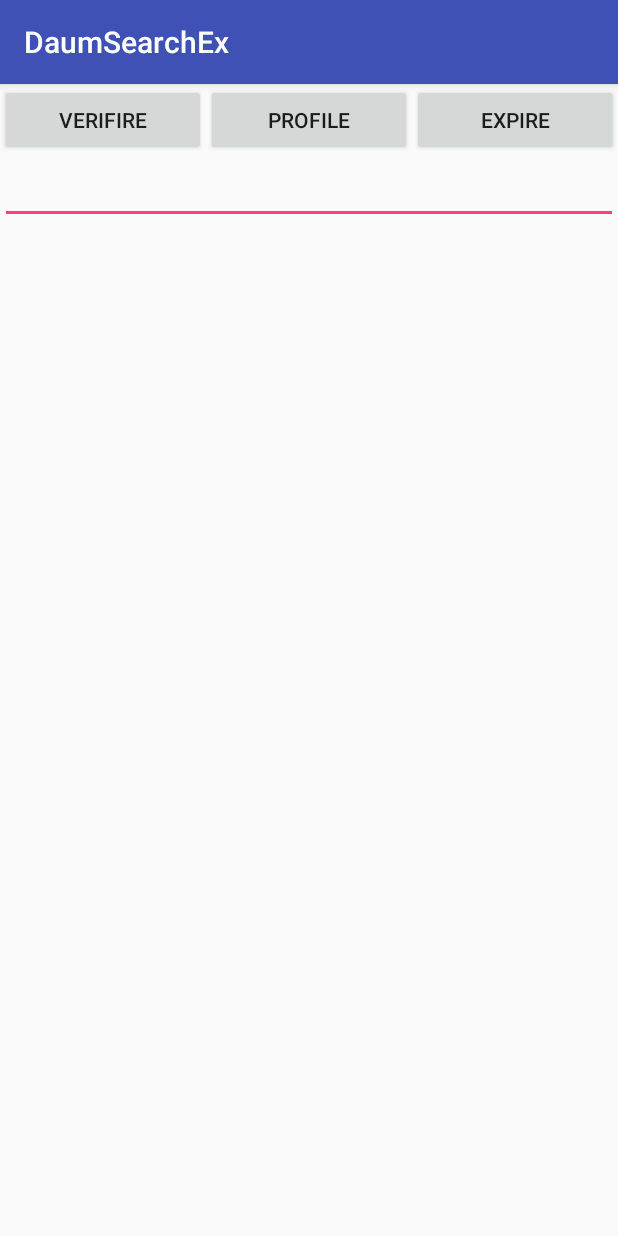
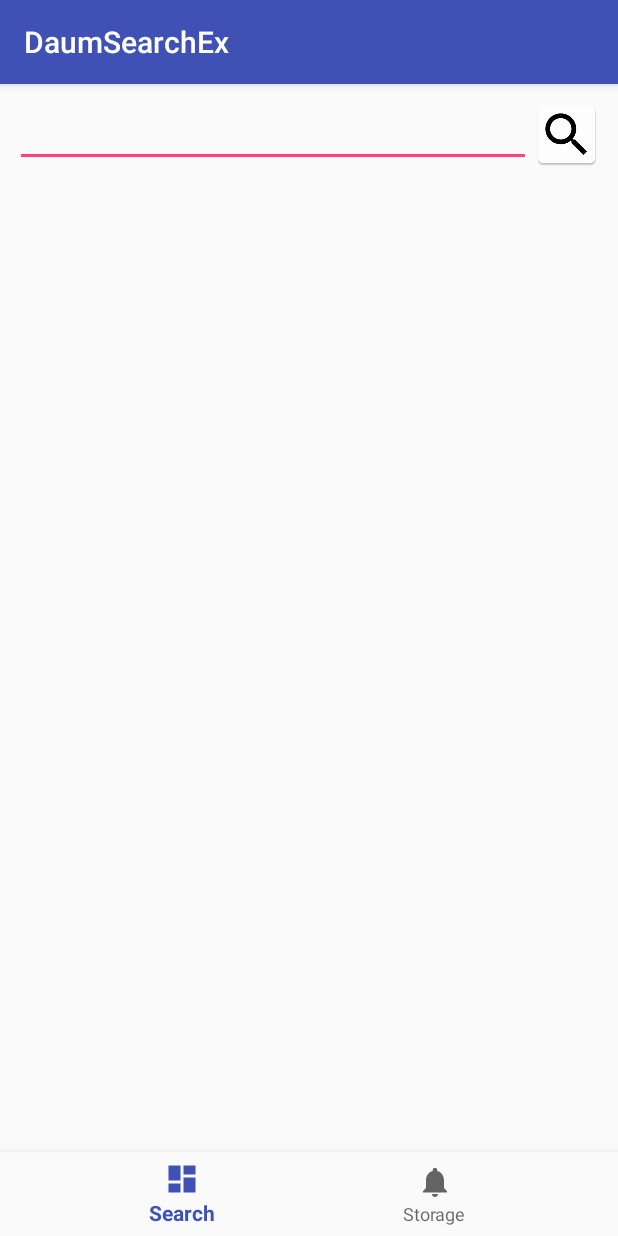
Before and after one commit to PPakYong/DaumSearchEx, an Android app: the screen it shows after launch (AuthActivity before the commit, MainActivity after it), on a phone screen of 412 x 824 dp. Run offline under Robolectric (Android 15) with nearby library versions, the phone set to English and light mode, and no system bars; our stand-ins replace ButterKnife; 1 statement that could not run was skipped.

```diff
--- a/app/src/main/java/com/yhpark/daumsearchex/AuthActivity.java
+++ /dev/null
@@ -1,137 +0,0 @@
-package com.yhpark.daumsearchex;
-
-import android.content.Intent;
-import android.net.Uri;
-import android.os.Bundle;
-import android.support.v7.app.AppCompatActivity;
-import android.view.View;
-import android.widget.Button;
-import android.widget.ScrollView;
-import android.widget.TextView;
-
-import net.daum.mf.oauth.MobileOAuthLibrary;
-import net.daum.mf.oauth.OAuthError;
-
-import butterknife.BindView;
-import butterknife.ButterKnife;
-
-/**
- * Created by ppyh0 on 2017-04-12.
- */
-
-public class AuthActivity extends AppCompatActivity {
-    @BindView(R.id.verify)
-    Button verify;
-    @BindView(R.id.profile)
-    Button profile;
-    @BindView(R.id.expire)
-    Button expire;
-    @BindView(R.id.tv_log)
-    TextView tvLog;
-    @BindView(R.id.sv_log)
-    ScrollView svLog;
-
-    @Override
-    public void onCreate(Bundle savedInstanceState) {
-        super.onCreate(savedInstanceState);
-        setContentView(R.layout.activity_auth);
-        ButterKnife.bind(this);
-
-        MobileOAuthLibrary.getInstance().initialize(this, Constants.CLIENT_ID); // OAuth 라이브러리 초기화.
-
-        tvLog = (TextView) findViewById(R.id.tv_log); // 로그를 보여줄 View
-
-        Button verify = (Button) findViewById(R.id.verify);
-        verify.setOnClickListener(new View.OnClickListener() {
-            @Override
-            public void onClick(View v) {
-                // access token 발급받기.
-                MobileOAuthLibrary.getInstance().authorize(AuthActivity.this, oAuthListener);
-            }
-        });
-
-        Button profile = (Button) findViewById(R.id.profile);
-        profile.setOnClickListener(new View.OnClickListener() {
-            @Override
-            public void onClick(View v) {
-                // oauth 2.0 을 지원하는 profile API 사용하기
-                MobileOAuthLibrary.getInstance().requestResourceWithPath(getApplicationContext(),
-                        oAuthListener, "/user/v1/show.json");
-            }
-        });
-
-        Button expire = (Button) findViewById(R.id.expire);
-        expire.setOnClickListener(new View.OnClickListener() {
-            @Override
-            public void onClick(View v) {
-                // access token 만료처리하기.
-                MobileOAuthLibrary.getInstance().expireAuthorization();
-                if (MobileOAuthLibrary.getInstance().isAuthorized()) {
-                    tvLog.append("expire fail");
-                } else {
-                    tvLog.append("expire success");
-                }
-            }
-        });
-
-        // 인증 진행중 Activity가 내려간 경우를 위해 여기서도 처리해준다.
-        Uri uri = getIntent().getData();
-        if (uri != null) {
-            // authorize() 호출 후에 url scheme을 통해 callback이 들어온다.
-            MobileOAuthLibrary.getInstance().handleUrlScheme(uri);
-        }
-    }
-
-    @Override
-    protected void onNewIntent(Intent intent) {
-        super.onNewIntent(intent);
-
-        Uri uri = intent.getData();
-        if (uri != null) {
-            // authorize() 호출 후에 url scheme을 통해 callback이 들어온다.
-            MobileOAuthLibrary.getInstance().handleUrlScheme(uri);
-        }
-    }
-
-    MobileOAuthLibrary.OAuthListener oAuthListener = new MobileOAuthLibrary.OAuthListener() {
-        @Override
-        public void onAuthorizeSuccess() {
-            tvLog.append("onAuthorizeSuccess");
-        }
-
-        @Override
-        public void onAuthorizeFail(OAuthError.OAuthErrorCodes errorCode, String errorMessage) {
-            tvLog.append("onAuthorizeFail : " + errorMessage);
-            if (errorCode.equals(OAuthError.OAuthErrorCodes.OAuthErrorInvalidAuthorizationRequest)) {
-                // 파라미터를 잘못 사용한 경우.
-            } else if (errorCode.equals(OAuthError.OAuthErrorCodes.OAuthErrorUnauthorizedClient)) {
-                // 승인되지 않은 Client ID 를 사용한 경우         } else if (errorCode.equals(OAuthError.OAuthErrorCodes.OAuthErrorAccessDenied)) {
-                // 사용자가 승인 페이지에서 "취소"를 누른 경우         } else if (errorCode.equals(OAuthError.OAuthErrorCodes.OAuthErrorUnsupportedResponseType)) {
-                // 지원되지 않는 인증방식을 사용한 경우         } else if (errorCode.equals(OAuthError.OAuthErrorCodes.OAuthErrorInvalidScope)) {
-                // 유효한 권한 요청이 아닌 경우.
-            }
-        }
-
-        @Override
-        public void onRequestResourceSuccess(String response) {
-            // 결과 피싱은 앱에서 담당한다.
-            tvLog.append("onRequestResourceSuccess : " + response);
-        }
-
-        @Override
-        public void onRequestResourceFail(OAuthError.OAuthErrorCodes errorCode, String errorMessage) {
-            tvLog.append("onRequestResourceFail : " + errorMessage);
-            if (errorCode.equals(OAuthError.OAuthErrorCodes.OAuthErrorInvalidToken)) {
-                // access token 이 없거나 만료처리된 경우 or 401 에러             // authorize() 를 통해 다시 access token을 발급 받아야함.
-            } else if (errorCode.equals(OAuthError.OAuthErrorCodes.OAuthErrorInvalidResourceRequest)) {
-                // 서버와 통신중 400 에러가 발생한 경우         } else if (errorCode.equals(OAuthError.OAuthErrorCodes.OAuthErrorInsufficientScope)) {
-                // 서버와 통신중 403 에러가 발생한 경우         } else if (errorCode.equals(OAuthError.OAuthErrorCodes.OAuthErrorServiceNotFound)) {
-                // 서버와 통신중 404 에러가 발생한 경우         } else if (errorCode.equals(OAuthError.OAuthErrorCodes.OAuthErrorNetwork)) {
-                // 현재 휴대폰의 네트워크를 이용할 수 없는 경우         } else if (errorCode.equals(OAuthError.OAuthErrorCodes.OAuthErrorServer)) {
-                // 서버쪽에서 에러가 발생하는 경우             // 서버 페이지에 문제가 있는 경우이므로 api 담당자와 얘기해야함.
-            } else if (errorCode.equals(OAuthError.OAuthErrorCodes.OAuthErrorUnknown)) {
-                // 서버와 통신중 그 외 알수 없는 에러가 발생한 경우.
-            }
-        }
-    };
-}
--- a/app/src/main/java/com/yhpark/daumsearchex/Constants.java
+++ b/app/src/main/java/com/yhpark/daumsearchex/Constants.java
@@ -6,7 +6,7 @@ package com.yhpark.daumsearchex;
 
 public class Constants {
     public final static String CLIENT_ID = "3712649264947650423";
-    public final static String API_KEY = "3c70caa7553032ce1ea4040740fc8748";
+    public final static String API_KEY = "2fbfd1feba533953d7e0fd83ea5b7489";
 
     public final static String SORT_ACCU = "accu";
     public final static String SORT_DATE = "date";
--- a/app/src/main/java/com/yhpark/daumsearchex/MainActivity.java
+++ b/app/src/main/java/com/yhpark/daumsearchex/MainActivity.java
@@ -1,51 +1,39 @@
 package com.yhpark.daumsearchex;
 
-import android.content.Intent;
+import android.content.res.Configuration;
 import android.os.Bundle;
 import android.support.annotation.NonNull;
 import android.support.design.widget.BottomNavigationView;
 import android.support.v7.app.AppCompatActivity;
+import android.support.v7.widget.RecyclerView;
 import android.view.MenuItem;
-import android.widget.FrameLayout;
+import android.widget.EditText;
+import android.widget.ImageButton;
 import android.widget.LinearLayout;
-import android.widget.TextView;
 
-import com.yhpark.daumsearchex.fragments.FrgSearchResult;
-
-import net.daum.mf.oauth.MobileOAuthLibrary;
+import com.yhpark.daumsearchex.adapters.SearchResultAdapter;
+import com.yhpark.daumsearchex.presenter.SearchPresenterImpl;
 
 import butterknife.BindView;
 import butterknife.ButterKnife;
+import butterknife.OnClick;
 
-public class MainActivity extends AppCompatActivity {
+public class MainActivity extends AppCompatActivity implements SearchPresenterImpl.ViewHandler {
 
-    @BindView(R.id.content)
-    FrameLayout content;
     @BindView(R.id.navigation)
-    BottomNavigationView navigation;
+    public BottomNavigationView navigation;
+
+    @BindView(R.id.rvResult)
+    public RecyclerView rvResult;
+    @BindView(R.id.etSearchKeyword)
+    public EditText etSearchKeyword;
+    @BindView(R.id.ibSearch)
+    public ImageButton ibSearch;
+    @BindView(R.id.llSearchBar)
+    public LinearLayout llSearchBar;
     @BindView(R.id.container)
     LinearLayout container;
-    private TextView mTextMessage;
 
-    FrgSearchResult frgSearchResult = new FrgSearchResult();
-
-    private BottomNavigationView.OnNavigationItemSelectedListener mOnNavigationItemSelectedListener
-            = new BottomNavigationView.OnNavigationItemSelectedListener() {
-
-        @Override
-        public boolean onNavigationItemSelected(@NonNull MenuItem item) {
-            switch (item.getItemId()) {
-                case R.id.navigation_dashboard:
-                    mTextMessage.setText(R.string.title_dashboard);
-                    return true;
-                case R.id.navigation_notifications:
-                    mTextMessage.setText(R.string.title_notifications);
-                    return true;
-            }
-            return false;
-        }
-
-    };
 
     @Override
     protected void onCreate(Bundle savedInstanceState) {
@@ -53,16 +41,35 @@ public class MainActivity extends AppCompatActivity {
         setContentView(R.layout.activity_main);
         ButterKnife.bind(this);
 
-        startActivity(new Intent(this, AuthActivity.class));
+        SearchPresenterImpl.getInstance().setView(this);
 
-        getSupportFragmentManager().beginTransaction().add(content.getId(), frgSearchResult, "").commit();
-        navigation.setOnNavigationItemSelectedListener(mOnNavigationItemSelectedListener);
+        navigation.setOnNavigationItemSelectedListener(new BottomNavigationView.OnNavigationItemSelectedListener() {
+            @Override
+            public boolean onNavigationItemSelected(@NonNull MenuItem item) {
+                SearchPresenterImpl.getInstance().changeTab(item.getItemId());
+                return true;
+            }
+        });
     }
 
     @Override
-    protected void onDestroy() {
-        super.onDestroy();
-        // 사용이 끝나면 반드시 호출해주어야 한다.
-        MobileOAuthLibrary.getInstance().uninitialize();
+    public void showList(SearchResultAdapter adapter) {
+        if (rvResult.getAdapter() == null) {
+            rvResult.setAdapter(adapter);
+        } else {
+            adapter.notifyDataSetChanged();
+        }
+    }
+
+    @OnClick(R.id.ibSearch)
+    public void onViewClicked() {
+        SearchPresenterImpl.getInstance().searchImage(etSearchKeyword.getText().toString());
+    }
+
+    @Override
+    public void onConfigurationChanged(Configuration newConfig) {
+        super.onConfigurationChanged(newConfig);
+
+        SearchPresenterImpl.getInstance().onConfigurationChanged(newConfig);
     }
 }
--- a/app/src/main/java/com/yhpark/daumsearchex/fragments/FrgSearchResult.java
+++ /dev/null
@@ -1,92 +0,0 @@
-package com.yhpark.daumsearchex.fragments;
-
-import android.os.Bundle;
-import android.support.annotation.Nullable;
-import android.support.v4.app.Fragment;
-import android.support.v7.widget.RecyclerView;
-import android.util.Log;
-import android.view.LayoutInflater;
-import android.view.View;
-import android.view.ViewGroup;
-import android.widget.EditText;
-import android.widget.ImageButton;
-import android.widget.LinearLayout;
-
-import com.yhpark.daumsearchex.Constants;
-import com.yhpark.daumsearchex.R;
-import com.yhpark.daumsearchex.interfaces.SearchApi;
-import com.yhpark.daumsearchex.model.SearchResult;
-import com.yhpark.daumsearchex.retrofit.RetrofitClient;
-
-import butterknife.BindView;
-import butterknife.ButterKnife;
-import butterknife.OnClick;
-import butterknife.Unbinder;
-import retrofit2.Call;
-import retrofit2.Callback;
-import retrofit2.Response;
-
-/**
- * Created by ppyh0 on 2017-04-11.
- */
-
-public class FrgSearchResult extends Fragment implements Callback<SearchResult> {
-    @BindView(R.id.rvResult)
-    RecyclerView rvResult;
-    @BindView(R.id.etSearchKeyword)
-    EditText etSearchKeyword;
-    @BindView(R.id.ibSearch)
-    ImageButton ibSearch;
-    @BindView(R.id.llSearchBar)
-    LinearLayout llSearchBar;
-
-    Unbinder unbinder;
-
-    @Nullable
-    @Override
-    public View onCreateView(LayoutInflater inflater, @Nullable ViewGroup container, @Nullable Bundle savedInstanceState) {
-        View view = LayoutInflater.from(getActivity()).inflate(R.layout.frg_list, container, false);
-        unbinder = ButterKnife.bind(this, view);
-        return view;
-    }
-
-    @Override
-    public void onViewCreated(View view, @Nullable Bundle savedInstanceState) {
-        super.onViewCreated(view, savedInstanceState);
-
-    }
-
-    @Override
-    public void onDestroyView() {
-        super.onDestroyView();
-        unbinder.unbind();
-    }
-
-    @OnClick(R.id.ibSearch)
-    public void onViewClicked() {
-        SearchApi searchApi = new RetrofitClient<SearchApi>().getClient(SearchApi.class);
-        searchApi.getImageSearchResult(
-                Constants.API_KEY,
-                etSearchKeyword.getText().toString(),
-                20,
-                "n",
-                1,
-                Constants.SORT_DATE,
-                Constants.OUTPUT_TO_JSON
-        ).enqueue(this);
-    }
-
-    @Override
-    public void onResponse(Call<SearchResult> call, Response<SearchResult> response) {
-        if (response.isSuccessful()) {
-            Log.i(getClass().getSimpleName(), "onResponse");
-        } else {
-
-        }
-    }
-
-    @Override
-    public void onFailure(Call<SearchResult> call, Throwable t) {
-
-    }
-}
--- a/app/src/main/java/com/yhpark/daumsearchex/interfaces/SearchApi.java
+++ b/app/src/main/java/com/yhpark/daumsearchex/interfaces/SearchApi.java
@@ -2,33 +2,41 @@ package com.yhpark.daumsearchex.interfaces;
 
 import com.yhpark.daumsearchex.model.SearchResult;
 
+import java.util.Map;
+
 import retrofit2.Call;
 import retrofit2.http.GET;
 import retrofit2.http.Query;
+import retrofit2.http.QueryMap;
 
 /**
  * Created by ppyh0 on 2017-04-11.
  */
 
 public interface SearchApi {
+
+    //     * @param result  한 페이지에 출력될 결과수
+    //     * @param advance 상세 검색 기능 사용 여부
+    //     * @param pageno  검색 결과 페이지 번호
+    //     * @param sort    검색 결과의 정렬 순서
+    //     * @param output  포맷
+
     /**
-     * @param apikey daumkakao application api key
-     * @param q 검색을 원하는 질의어
-     * @param result 한 페이지에 출력될 결과수
-     * @param advance 상세 검색 기능 사용 여부
-     * @param pageno 검색 결과 페이지 번호
-     * @param sort 검색 결과의 정렬 순서
-     * @param output 포맷
+     * @param apikey  daumkakao application api key
+     * @param q       검색을 원하는 질의어
+     * @param optinos optional parameter
      * @return
      */
     @GET("/search/image")
     Call<SearchResult> getImageSearchResult(
-            @Query("apikey") String apikey,
-            @Query("q") String q,
-            @Query("result") int result,
-            @Query("advance") String advance,
-            @Query("pageno") int pageno,
-            @Query("sort") String sort,
-            @Query("output") String output
+            @Query(value = "apikey", encoded = true) String apikey,
+            @Query(value = "q", encoded = true) String q,
+//            @Query("result") int result,
+//            @Query("advance") String advance,
+//            @Query("pageno") int pageno,
+//            @Query("sort") String sort,
+//            @Query("output") String output
+
+            @QueryMap(encoded = true) Map<String, String> optinos
     );
 }
--- a/app/src/main/res/layout/activity_auth.xml
+++ b/app/src/main/res/layout/activity_auth.xml
@@ -32,17 +32,9 @@
             android:text="expire" />
     </LinearLayout>
 
-    <ScrollView
-        android:id="@+id/sv_log"
+    <FrameLayout
+        android:id="@+id/container"
         android:layout_width="match_parent"
-        android:layout_height="0dip"
-        android:layout_weight="1">
-
-        <TextView
-            android:id="@+id/tv_log"
-            style="@android:style/Widget.EditText"
-            android:layout_width="match_parent"
-            android:layout_height="wrap_content" />
-    </ScrollView>
+        android:layout_height="match_parent" />
 
 </LinearLayout>
--- a/app/src/main/res/layout/activity_main.xml
+++ b/app/src/main/res/layout/activity_main.xml
@@ -9,8 +9,32 @@
 
     tools:context="com.yhpark.daumsearchex.MainActivity">
 
-    <FrameLayout
-        android:id="@+id/content"
+    <LinearLayout
+        android:id="@+id/llSearchBar"
+        android:layout_width="match_parent"
+        android:layout_height="wrap_content"
+        android:layout_margin="10dp">
+
+        <EditText
+            android:id="@+id/etSearchKeyword"
+            android:layout_width="0dp"
+            android:layout_height="wrap_content"
+            android:layout_weight="1"
+            android:imeOptions="actionDone"
+            android:inputType="text"
+            android:maxLines="1" />
+
+        <ImageButton
+            android:id="@+id/ibSearch"
+            android:layout_width="wrap_content"
+            android:layout_height="wrap_content"
+            android:background="?selectableItemBackground"
+            android:src="@mipmap/search" />
+
+    </LinearLayout>
+
+    <android.support.v7.widget.RecyclerView
+        android:id="@+id/rvResult"
         android:layout_width="match_parent"
         android:layout_height="0dp"
         android:layout_weight="1" />
--- a/app/src/main/res/menu/navigation.xml
+++ b/app/src/main/res/menu/navigation.xml
@@ -2,13 +2,13 @@
 <menu xmlns:android="http://schemas.android.com/apk/res/android">
 
     <item
-        android:id="@+id/navigation_dashboard"
+        android:id="@+id/navi_search"
         android:icon="@drawable/ic_dashboard_black_24dp"
-        android:title="@string/title_dashboard" />
+        android:title="@string/title_search" />
 
     <item
-        android:id="@+id/navigation_notifications"
+        android:id="@+id/navi_storage"
         android:icon="@drawable/ic_notifications_black_24dp"
-        android:title="@string/title_notifications" />
+        android:title="@string/title_storage" />
 
 </menu>
--- a/app/src/main/res/values/strings.xml
+++ b/app/src/main/res/values/strings.xml
@@ -1,6 +1,6 @@
 <resources>
     <string name="app_name">DaumSearchEx</string>
     <string name="title_home">Home</string>
-    <string name="title_dashboard">Dashboard</string>
-    <string name="title_notifications">Notifications</string>
+    <string name="title_search">Search</string>
+    <string name="title_storage">Storage</string>
 </resources>
--- a/build.gradle
+++ b/build.gradle
@@ -5,7 +5,7 @@ buildscript {
         jcenter()
     }
     dependencies {
-        classpath 'com.android.tools.build:gradle:2.3.1'
+        classpath 'com.android.tools.build:gradle:2.3.0'
 
         // NOTE: Do not place your application dependencies here; they belong
         // in the individual module build.gradle files
```
Also changed, not shown: app/src/main/AndroidManifest.xml (+2 -11 lines), app/src/main/java/com/yhpark/daumsearchex/adapters/SearchResultAdapter.java (+42 -6 lines), app/src/main/java/com/yhpark/daumsearchex/fragments/FrgStorageResult.java (deleted, +0 -45 lines), app/src/main/java/com/yhpark/daumsearchex/interfaces/SearchPresenter.java (added, +20 -0 lines), app/src/main/java/com/yhpark/daumsearchex/model/SearchDetailResult.java (+55 -10 lines), app/src/main/java/com/yhpark/daumsearchex/model/SearchResult.java (+50 -18 lines), app/src/main/java/com/yhpark/daumsearchex/model/SearchResultHolder.java (+26 -0 lines), app/src/main/res/layout/frg_list.xml (deleted, +0 -32 lines), app/src/main/res/layout/row_result.xml (+6 -2 lines), app/libs/daum-oauth-android-1.0.2.jar (deleted).
